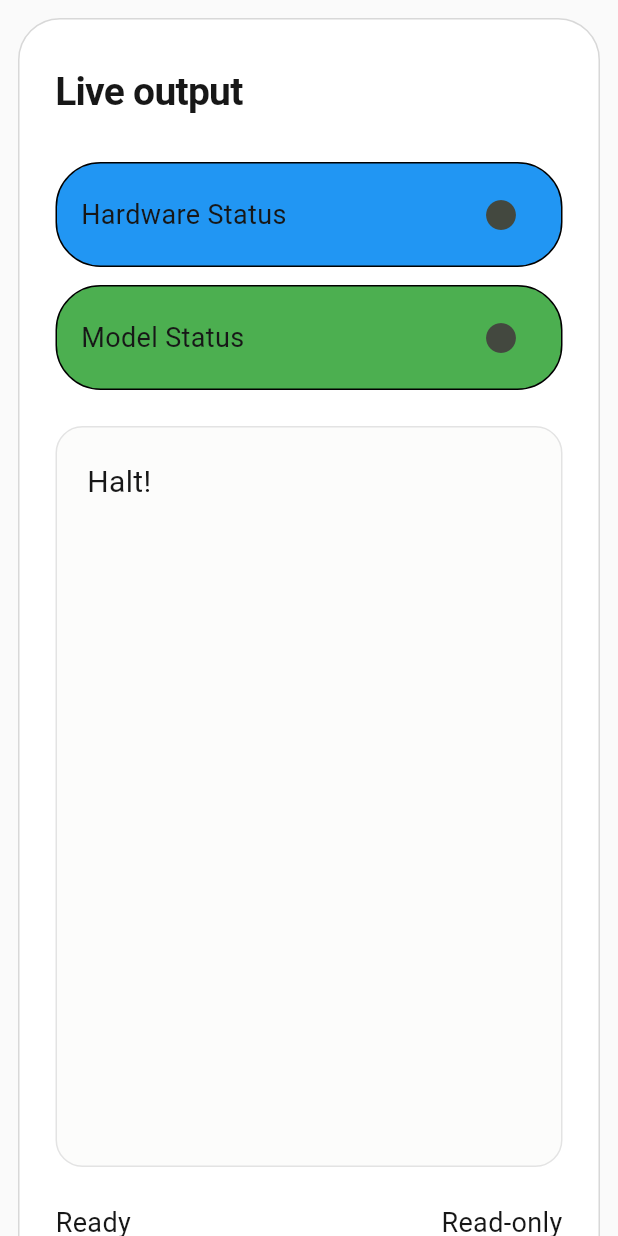
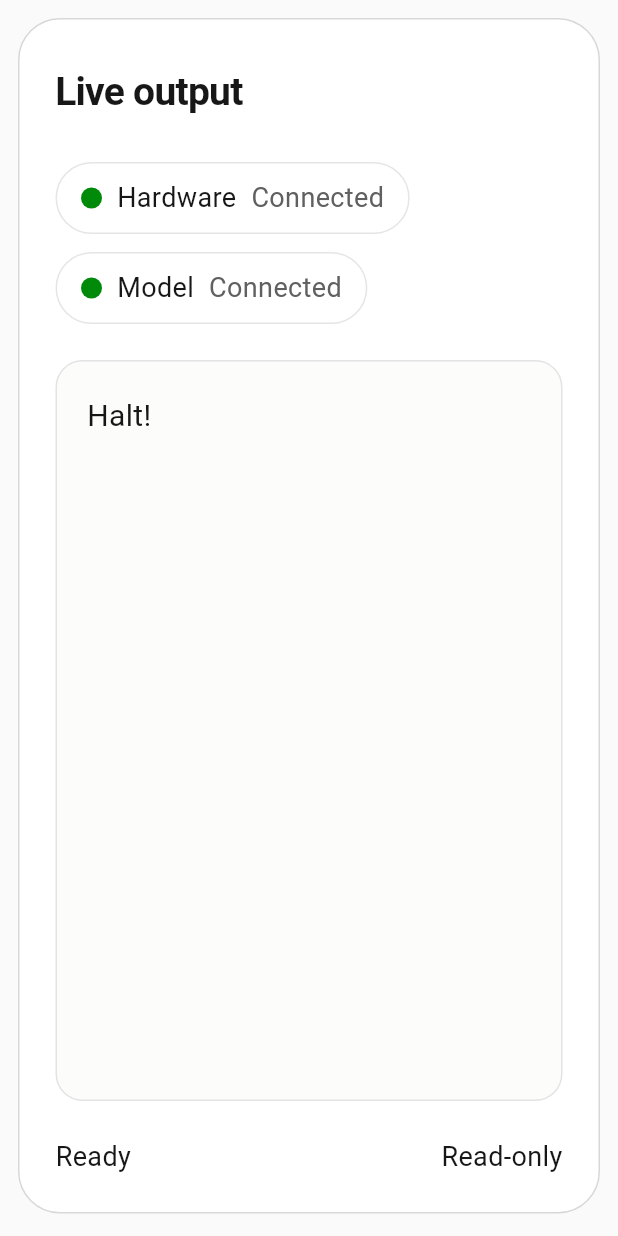
Before and after one commit to Suxip/project-horizon, a Flutter app: the screen it shows after launch, on a phone screen of 412 x 824 dp. Run offline on Flutter 3.47's test engine with Material 3 defaults, Android fonts, the phone set to English and light mode, and no system bars.

Commit message:
style: replace colored status bars with compact status pills

```diff
--- a/lib/main.dart
+++ b/lib/main.dart
@@ -20,6 +20,14 @@ class MainApp extends StatelessWidget {
       home: const LiveOutputPage(),
     );
   }
+}
+
+enum ConnectionStatus {
+  connected('Connected', Color(0xFF008A09));
+
+  const ConnectionStatus(this.label, this.color);
+  final String label;
+  final Color color;
 }
 
 class LiveOutputPage extends StatefulWidget {
@@ -73,14 +81,14 @@ class _LiveOutputPageState extends State<LiveOutputPage> {
                             ),
                           ),
                           const SizedBox(height: 28),
-                          const StatusBar(
-                            label: 'Hardware Status',
-                            color: Colors.blue,
+                          StatusPill(
+                            label: 'Hardware',
+                            status: ConnectionStatus.connected,
                           ),
                           const SizedBox(height: 12),
-                          const StatusBar(
-                            label: 'Model Status',
-                            color: Colors.green,
+                          StatusPill(
+                            label: 'Model',
+                            status: ConnectionStatus.connected,
                           ),
                           const SizedBox(height: 24),
                           Container(
@@ -132,32 +140,35 @@ class _LiveOutputPageState extends State<LiveOutputPage> {
   }
 }
 
-class StatusBar extends StatefulWidget {
-  const StatusBar({super.key, required this.label, required this.color});
+class StatusPill extends StatelessWidget {
+  const StatusPill({super.key, required this.label, required this.status});
+
   final String label;
-  final Color color;
-  @override
-  State<StatusBar> createState() => _StatusBarState();
-}
+  final ConnectionStatus status;
 
-class _StatusBarState extends State<StatusBar> {
-  bool _offline = false;
   @override
   Widget build(BuildContext context) {
     return Container(
       padding: const EdgeInsets.symmetric(horizontal: 16, vertical: 10),
       decoration: BoxDecoration(
-        color: _offline ? Colors.red : widget.color,
+        border: Border.all(color: const Color(0xFFE5E5E5)),
         borderRadius: BorderRadius.circular(30),
-        border: Border.all(color: Colors.black),
       ),
-      child: Row(
+      child: Wrap(
+        spacing: 10,
+        runSpacing: 4,
+        crossAxisAlignment: WrapCrossAlignment.center,
         children: [
-          Expanded(child: Text(widget.label)),
-          IconButton(
-            onPressed: () => setState(() => _offline = !_offline),
-            icon: const Icon(Icons.circle),
+          Container(
+            width: 14,
+            height: 14,
+            decoration: BoxDecoration(
+              color: status.color,
+              shape: BoxShape.circle,
+            ),
           ),
+          Text(label),
+          Text(status.label, style: const TextStyle(color: Color(0xFF606060))),
         ],
       ),
     );
```
